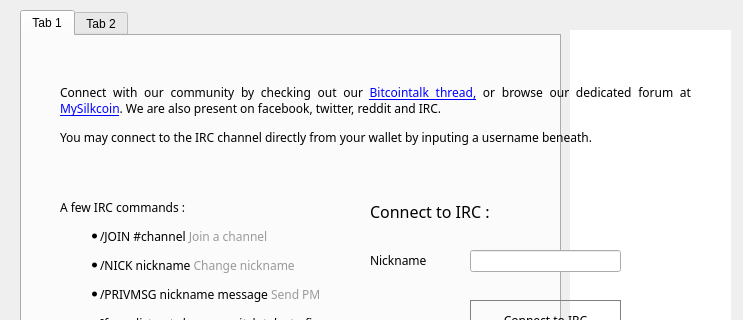
Qt form src/qt/forms/chatwindow.ui (metaspartan/denarius) before a commit; both pictures show x 0 to 743 and y 0 to 320 of the 743 by 514 pixel window.
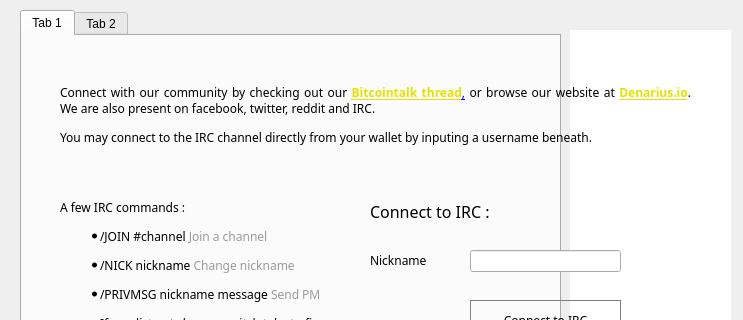
The same form after that commit. Icons and pictures are not drawn.

```diff
--- a/src/qt/forms/chatwindow.ui
+++ b/src/qt/forms/chatwindow.ui
@@ -176,7 +176,7 @@
       </rect>
      </property>
      <property name="text">
-      <string>&lt;html&gt;&lt;head/&gt;&lt;body&gt;&lt;p align=&quot;justify&quot;&gt;&lt;span style=&quot; font-size:9pt;&quot;&gt;Connect with our community by checking out our &lt;/span&gt;&lt;a href=&quot;https://bitcointalk.org/index.php?topic=599438.0&quot;&gt;&lt;span style=&quot; font-size:9pt; text-decoration: underline; color:#0000ff;&quot;&gt;Bitcointalk thread,&lt;/span&gt;&lt;/a&gt;&lt;span style=&quot; font-size:9pt;&quot;&gt; or browse our dedicated forum at &lt;/span&gt;&lt;a href=&quot;http://www.mysilkcoin.com&quot;&gt;&lt;span style=&quot; font-size:9pt; text-decoration: underline; color:#0000ff;&quot;&gt;MySilkcoin&lt;/span&gt;&lt;/a&gt;&lt;span style=&quot; font-size:9pt;&quot;&gt;. We are also present on facebook, twitter, reddit and IRC.&lt;/span&gt;&lt;/p&gt;&lt;p align=&quot;justify&quot;&gt;&lt;span style=&quot; font-size:9pt;&quot;&gt;You may connect to the IRC channel directly from your wallet by inputing a username beneath.&lt;/span&gt;&lt;/p&gt;&lt;/body&gt;&lt;/html&gt;</string>
+      <string>&lt;html&gt;&lt;head/&gt;&lt;body&gt;&lt;p align=&quot;justify&quot;&gt;&lt;span style=&quot; font-size:9pt;&quot;&gt;Connect with our community by checking out our &lt;/span&gt;&lt;a href=&quot;https://bitcointalk.org/index.php?topic=1967207&quot;&gt;&lt;span style=&quot; font-size:9pt; font-weight:600; text-decoration: underline; color:#e3e300;&quot;&gt;Bitcointalk thread&lt;/span&gt;&lt;/a&gt;&lt;a href=&quot;https://bitcointalk.org/index.php?topic=1967207&quot;&gt;&lt;span style=&quot; font-size:9pt; text-decoration: underline; color:#0000ff;&quot;&gt;,&lt;/span&gt;&lt;/a&gt;&lt;span style=&quot; font-size:9pt;&quot;&gt; or browse our website at &lt;/span&gt;&lt;a href=&quot;https://denarius.io&quot;&gt;&lt;span style=&quot; font-size:9pt; font-weight:600; text-decoration: underline; color:#e2e200;&quot;&gt;Denarius.io&lt;/span&gt;&lt;/a&gt;&lt;span style=&quot; font-size:9pt;&quot;&gt;. We are also present on facebook, twitter, reddit and IRC.&lt;/span&gt;&lt;/p&gt;&lt;p align=&quot;justify&quot;&gt;&lt;span style=&quot; font-size:9pt;&quot;&gt;You may connect to the IRC channel directly from your wallet by inputing a username beneath.&lt;/span&gt;&lt;/p&gt;&lt;/body&gt;&lt;/html&gt;</string>
      </property>
      <property name="wordWrap">
       <bool>true</bool>
```
Left out of the diff: 19 changed lines with no effect on the pictures.
